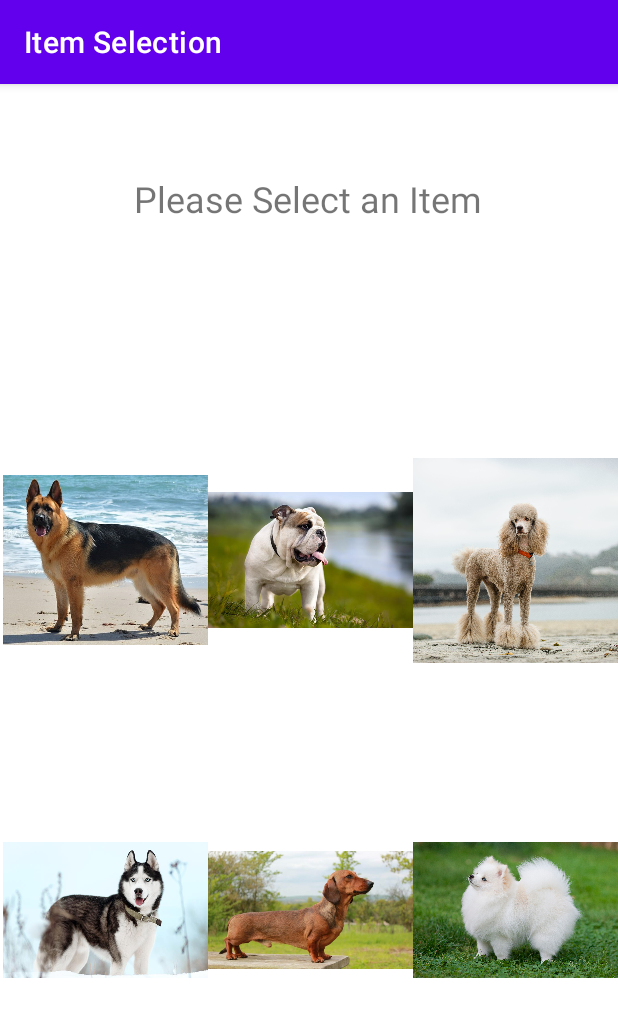
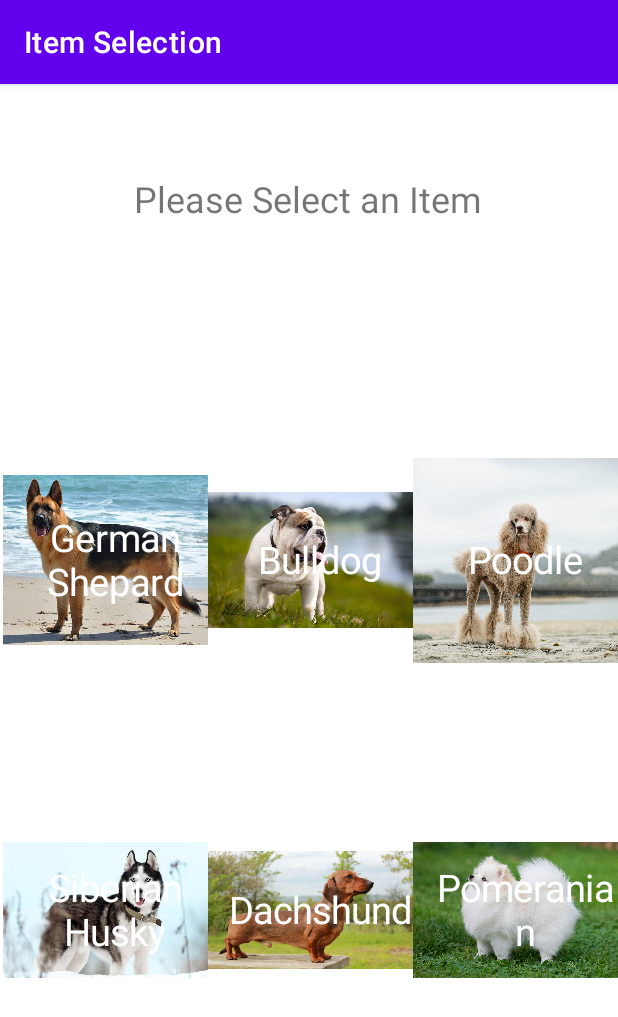
Before and after one commit to jamar-palmer/TransferApp, an Android app: the screen it shows after launch (SelectionActivity), on a phone screen of 412 x 824 dp. Shown: the top 1017 px of the screen. Run offline under Robolectric (Android 15) with nearby library versions, the phone set to English and light mode, and no system bars.

Commit message:
Assignment 6 Completed

```diff
--- a/app/src/main/java/edu/temple/transferapp/SelectionActivity.java
+++ b/app/src/main/java/edu/temple/transferapp/SelectionActivity.java
@@ -3,6 +3,7 @@ package edu.temple.transferapp;
 import androidx.appcompat.app.AppCompatActivity;
 
 import android.content.Intent;
+import android.content.res.Resources;
 import android.os.Bundle;
 import android.view.View;
 import android.widget.AdapterView;
@@ -25,13 +26,13 @@ public class SelectionActivity extends AppCompatActivity {
 
         this.setTitle(R.string.titling);
 
-        ArrayList dogList = new ArrayList<String>();
-        dogList.add(R.string.dog1);
-        dogList.add(R.string.dog2);
-        dogList.add(R.string.dog3);
-        dogList.add(R.string.dog4);
-        dogList.add(R.string.dog5);
-        dogList.add(R.string.dog6);
+        ArrayList<String> dogList = new ArrayList<String>();
+        Resources res = getResources();
+        String[] dogNames = res.getStringArray(R.array.dogNames);
+
+        for(int i = 0; i < dogNames.length; i++){
+            dogList.add(dogNames[i]);
+        }
 
         ArrayList dogImage = new ArrayList<Integer>();
         dogImage.add(R.drawable.german_shepherd);
--- a/app/src/main/res/values/dog_names.xml
+++ /dev/null
@@ -1,11 +0,0 @@
-<?xml version="1.0" encoding="utf-8"?>
-<resources>
-    <string name="dog1">German Shepard</string>
-    <string name="dog2">Bulldog</string>
-    <string name="dog3">Poodle</string>
-    <string name="dog4">Siberian Husky</string>
-    <string name="dog5">Dachshund</string>
-    <string name="dog6">Pomeranian</string>
-    <string name="titling">Item Selection</string>
-    <string name="guidance">Please Select an Item</string>
-</resources>
--- a/app/src/main/res/values/strings.xml
+++ b/app/src/main/res/values/strings.xml
@@ -2,4 +2,14 @@
     <string name="app_name">Dog Image Viewer App</string>
     <string name="Display">Display</string>
     <string name="Selection">Item Selection</string>
+    <string name="titling">Item Selection</string>
+    <string name="guidance">Please Select an Item</string>
+    <string-array name="dogNames">
+        <item>German Shepard</item>
+        <item>Bulldog</item>
+        <item>Poodle</item>
+        <item>Siberian Husky</item>
+        <item>Dachshund</item>
+        <item>Pomeranian</item>
+    </string-array>
 </resources>
```
Also changed, not shown: 1 other file.
